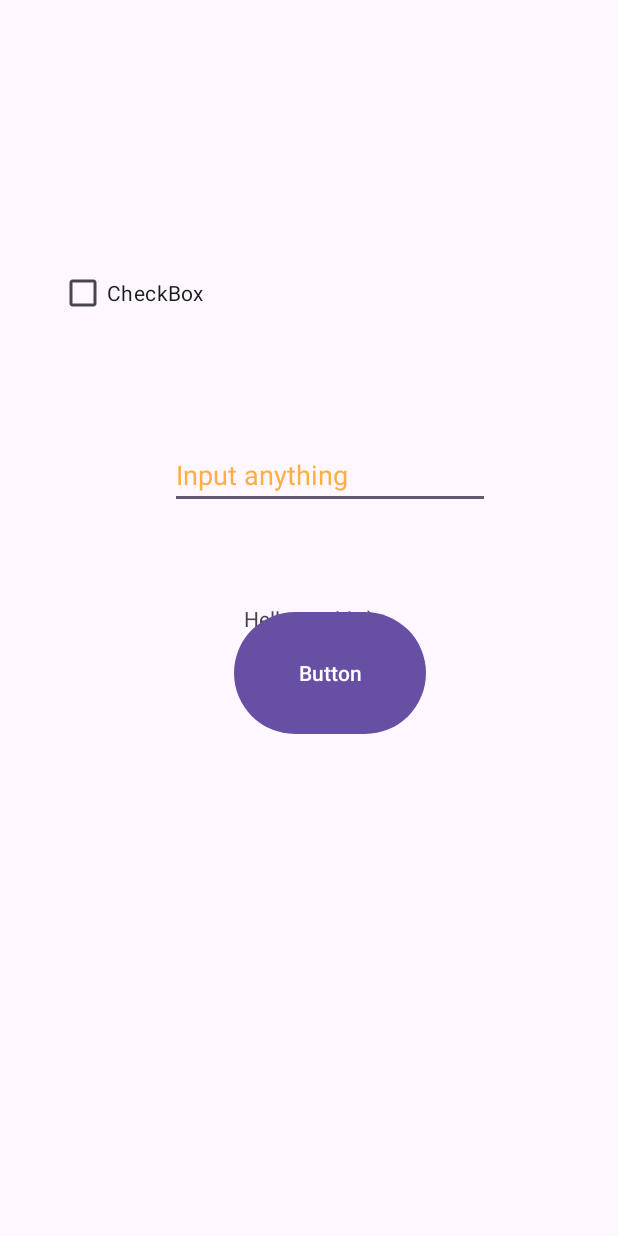
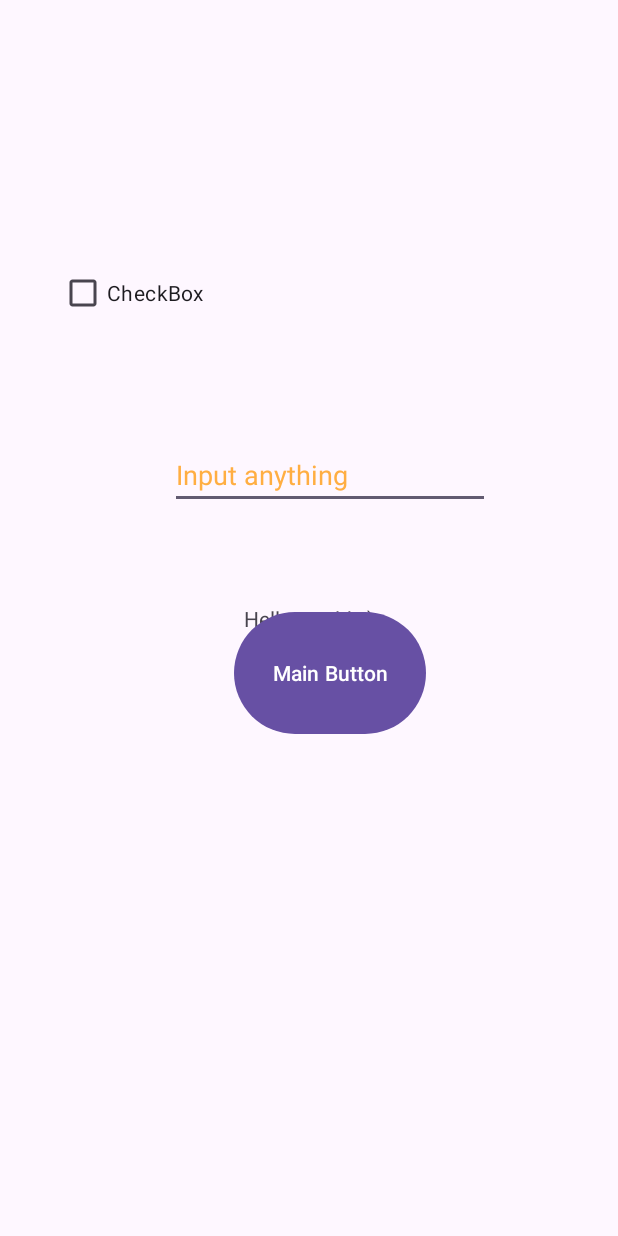
Before and after one commit to doneybiju/AndroidDev_Task01, an Android app: the screen it shows after launch (MainActivity), on a phone screen of 412 x 824 dp. Run offline under Robolectric (Android 15) with nearby library versions, the phone set to English and light mode, and no system bars.

Commit message:
Fifth Commit

```diff
--- a/app/src/main/res/layout/activity_main.xml
+++ b/app/src/main/res/layout/activity_main.xml
@@ -21,7 +21,7 @@
         android:layout_height="89dp"
         android:layout_marginStart="156dp"
         android:layout_marginTop="404dp"
-        android:text="Button"
+        android:text="Main Button"
         app:layout_constraintStart_toStartOf="parent"
         app:layout_constraintTop_toTopOf="parent" />
 
```
